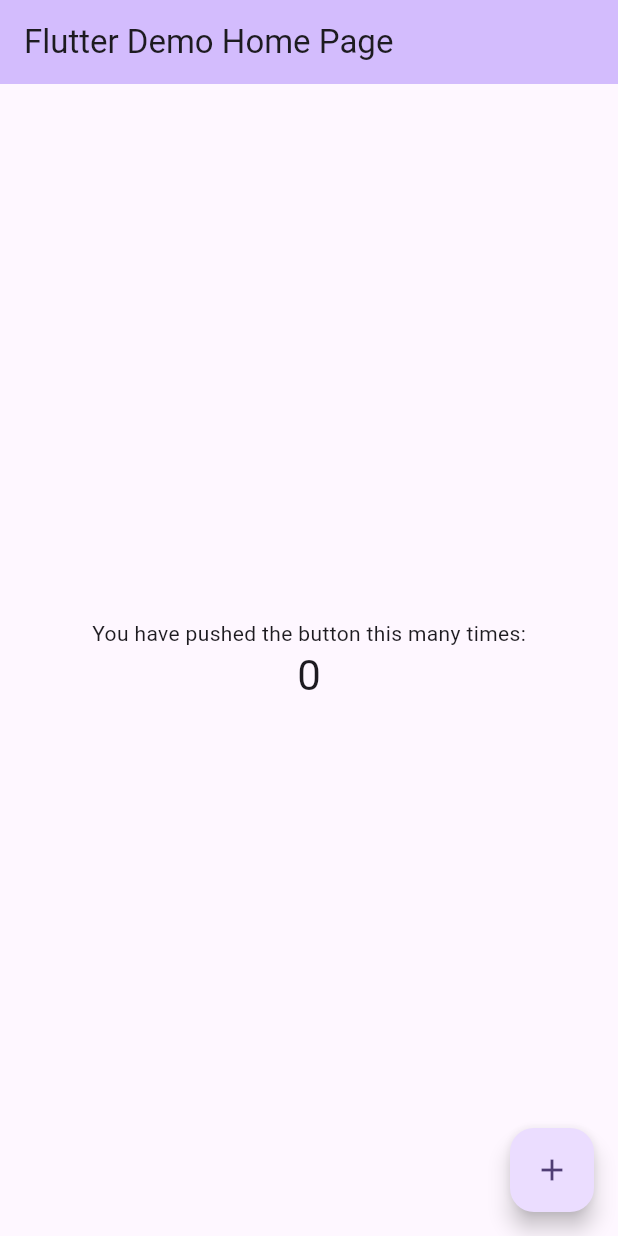
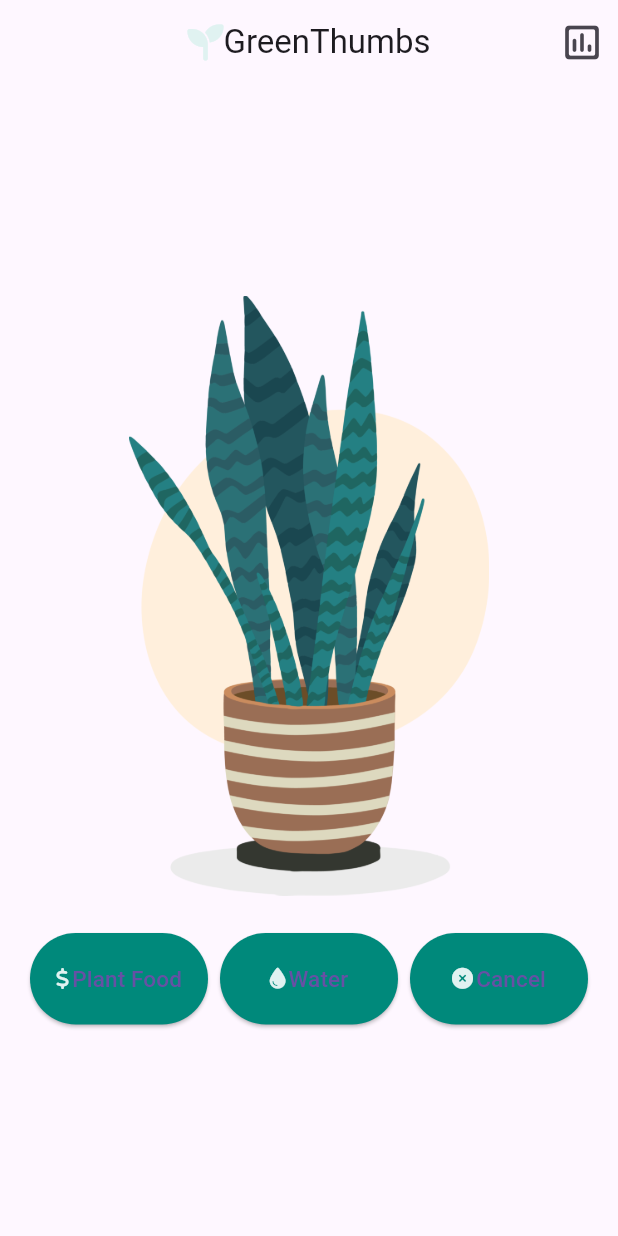
Before and after one commit to khalilAlsulaimani/notification_app, a Flutter app: the screen it shows after launch, on a phone screen of 412 x 824 dp. Run offline on Flutter 3.47's test engine with Material 3 defaults, Android fonts, the phone set to English and light mode, and no system bars; our stand-ins replace font_awesome_flutter.

Commit message:
intial classes and widgits

```diff
--- /dev/null
+++ b/lib/home_page.dart
@@ -0,0 +1,55 @@
+import 'package:flutter/material.dart';
+import 'package:notification_app/plant_stats_page.dart';
+import 'package:notification_app/widgets.dart';
+
+
+class HomePage extends StatefulWidget {
+  const HomePage({Key? key}) : super(key: key);
+
+  @override
+  _HomePageState createState() => _HomePageState();
+}
+
+class _HomePageState extends State<HomePage> {
+  @override
+  Widget build(BuildContext context) {
+    return Scaffold(
+      appBar: AppBar(
+        centerTitle: true,
+        title: AppBarTitle(),
+        actions: [
+          IconButton(
+            onPressed: () {
+              Navigator.push(
+                context,
+                MaterialPageRoute(
+                  builder: (_) => PlantStatsPage(),
+                ),
+              );
+            },
+            icon: Icon(
+              Icons.insert_chart_outlined_rounded,
+              size: 30,
+            ),
+          )
+        ],
+      ),
+      body: Center(
+        child: Column(
+          mainAxisAlignment: MainAxisAlignment.center,
+          children: [
+            PlantImage(),
+            SizedBox(
+              height: 25,
+            ),
+            HomePageButtons(
+              onPressedOne: () async {},
+              onPressedTwo: () async {},
+              onPressedThree: () async {},
+            ),
+          ],
+        ),
+      ),
+    );
+  }
+}
--- a/lib/main.dart
+++ b/lib/main.dart
@@ -1,125 +1,20 @@
 import 'package:flutter/material.dart';
 
-void main() {
-  runApp(const MyApp());
-}
+import 'home_page.dart';
 
-class MyApp extends StatelessWidget {
-  const MyApp({super.key});
+void main() => runApp(AppWidget());
 
-  // This widget is the root of your application.
+class AppWidget extends StatelessWidget {
   @override
   Widget build(BuildContext context) {
     return MaterialApp(
-      title: 'Flutter Demo',
+      debugShowCheckedModeBanner: false,
       theme: ThemeData(
-        // This is the theme of your application.
-        //
-        // TRY THIS: Try running your application with "flutter run". You'll see
-        // the application has a purple toolbar. Then, without quitting the app,
-        // try changing the seedColor in the colorScheme below to Colors.green
-        // and then invoke "hot reload" (save your changes or press the "hot
-        // reload" button in a Flutter-supported IDE, or press "r" if you used
-        // the command line to start the app).
-        //
-        // Notice that the counter didn't reset back to zero; the application
-        // state is not lost during the reload. To reset the state, use hot
-        // restart instead.
-        //
-        // This works for code too, not just values: Most code changes can be
-        // tested with just a hot reload.
-        colorScheme: ColorScheme.fromSeed(seedColor: Colors.deepPurple),
-        useMaterial3: true,
+        primaryColor: Colors.teal,
+
       ),
-      home: const MyHomePage(title: 'Flutter Demo Home Page'),
+      title: 'Green Thumbs',
+      home: HomePage(),
     );
   }
 }
-
-class MyHomePage extends StatefulWidget {
-  const MyHomePage({super.key, required this.title});
-
-  // This widget is the home page of your application. It is stateful, meaning
-  // that it has a State object (defined below) that contains fields that affect
-  // how it looks.
-
-  // This class is the configuration for the state. It holds the values (in this
-  // case the title) provided by the parent (in this case the App widget) and
-  // used by the build method of the State. Fields in a Widget subclass are
-  // always marked "final".
-
-  final String title;
-
-  @override
-  State<MyHomePage> createState() => _MyHomePageState();
-}
-
-class _MyHomePageState extends State<MyHomePage> {
-  int _counter = 0;
-
-  void _incrementCounter() {
-    setState(() {
-      // This call to setState tells the Flutter framework that something has
-      // changed in this State, which causes it to rerun the build method below
-      // so that the display can reflect the updated values. If we changed
-      // _counter without calling setState(), then the build method would not be
-      // called again, and so nothing would appear to happen.
-      _counter++;
-    });
-  }
-
-  @override
-  Widget build(BuildContext context) {
-    // This method is rerun every time setState is called, for instance as done
-    // by the _incrementCounter method above.
-    //
-    // The Flutter framework has been optimized to make rerunning build methods
-    // fast, so that you can just rebuild anything that needs updating rather
-    // than having to individually change instances of widgets.
-    return Scaffold(
-      appBar: AppBar(
-        // TRY THIS: Try changing the color here to a specific color (to
-        // Colors.amber, perhaps?) and trigger a hot reload to see the AppBar
-        // change color while the other colors stay the same.
-        backgroundColor: Theme.of(context).colorScheme.inversePrimary,
-        // Here we take the value from the MyHomePage object that was created by
-        // the App.build method, and use it to set our appbar title.
-        title: Text(widget.title),
-      ),
-      body: Center(
-        // Center is a layout widget. It takes a single child and positions it
-        // in the middle of the parent.
-        child: Column(
-          // Column is also a layout widget. It takes a list of children and
-          // arranges them vertically. By default, it sizes itself to fit its
-          // children horizontally, and tries to be as tall as its parent.
-          //
-          // Column has various properties to control how it sizes itself and
-          // how it positions its children. Here we use mainAxisAlignment to
-          // center the children vertically; the main axis here is the vertical
-          // axis because Columns are vertical (the cross axis would be
-          // horizontal).
-          //
-          // TRY THIS: Invoke "debug painting" (choose the "Toggle Debug Paint"
-          // action in the IDE, or press "p" in the console), to see the
-          // wireframe for each widget.
-          mainAxisAlignment: MainAxisAlignment.center,
-          children: <Widget>[
-            const Text(
-              'You have pushed the button this many times:',
-            ),
-            Text(
-              '$_counter',
-              style: Theme.of(context).textTheme.headlineMedium,
-            ),
-          ],
-        ),
-      ),
-      floatingActionButton: FloatingActionButton(
-        onPressed: _incrementCounter,
-        tooltip: 'Increment',
-        child: const Icon(Icons.add),
-      ), // This trailing comma makes auto-formatting nicer for build methods.
-    );
-  }
-}
--- /dev/null
+++ b/lib/widgets.dart
@@ -0,0 +1,254 @@
+import 'package:flutter/material.dart';
+import 'package:font_awesome_flutter/font_awesome_flutter.dart';
+
+class AppBarTitle extends StatelessWidget {
+  const AppBarTitle({Key? key}) : super(key: key);
+
+  @override
+  Widget build(BuildContext context) {
+    return Row(
+      mainAxisAlignment: MainAxisAlignment.center,
+      mainAxisSize: MainAxisSize.min,
+      children: [
+        FaIcon(
+          FontAwesomeIcons.seedling,
+
+          color: Colors.teal[50],
+        ),
+        const Text('GreenThumbs'),
+      ],
+    );
+  }
+}
+
+class PlantImage extends StatelessWidget {
+  const PlantImage({Key? key}) : super(key: key);
+
+  @override
+  Widget build(BuildContext context) {
+    return const Image(
+      image: AssetImage('assets/plant.png'),
+      height: 400,
+    );
+  }
+}
+
+class HomePageButtons extends StatelessWidget {
+  final Future<void> Function() onPressedOne;
+  final Future<void> Function() onPressedTwo;
+  final Future<void> Function() onPressedThree;
+  const HomePageButtons({
+    Key? key,
+    required this.onPressedOne,
+    required this.onPressedTwo,
+    required this.onPressedThree,
+  }) : super(key: key);
+
+  @override
+  Widget build(BuildContext context) {
+    return Padding(
+      padding: const EdgeInsets.symmetric(horizontal: 20.0),
+      child: Row(
+        mainAxisAlignment: MainAxisAlignment.center,
+        children: [
+          Expanded(
+            child: ElevatedButton(
+              style: ButtonStyle(
+                padding: MaterialStateProperty.all(
+                    const EdgeInsets.symmetric(vertical: 20)),
+                backgroundColor: MaterialStateProperty.all(
+                  Colors.teal[600],
+                ),
+              ),
+              onPressed: onPressedOne,
+              child: Row(
+                mainAxisAlignment: MainAxisAlignment.center,
+                children: [
+                  FaIcon(
+                    FontAwesomeIcons.dollarSign,
+                    size: 14,
+                    color: Colors.teal[50],
+                  ),
+                  const SizedBox(
+                    width: 2,
+                  ),
+                  const Text(
+                    'Plant Food',
+                    style: TextStyle(
+                      fontSize: 15,
+                    ),
+                  )
+                ],
+              ),
+            ),
+          ),
+          const SizedBox(
+            width: 8,
+          ),
+          Expanded(
+            child: ElevatedButton(
+              style: ButtonStyle(
+                padding: MaterialStateProperty.all(
+                    const EdgeInsets.symmetric(vertical: 20)),
+                backgroundColor: MaterialStateProperty.all(
+                  Colors.teal[600],
+                ),
+              ),
+              onPressed: onPressedTwo,
+              child: Row(
+                mainAxisAlignment: MainAxisAlignment.center,
+                children: [
+                  FaIcon(
+                    FontAwesomeIcons.tint,
+                    size: 14,
+                    color: Colors.teal[50],
+                  ),
+                  const SizedBox(
+                    width: 2,
+                  ),
+                  const Text(
+                    'Water',
+                    style: TextStyle(
+                      fontSize: 15,
+                    ),
+                  )
+                ],
+              ),
+            ),
+          ),
+          const SizedBox(
+            width: 8,
+          ),
+          Expanded(
+            child: ElevatedButton(
+              style: ButtonStyle(
+                padding: MaterialStateProperty.all(
+                    const EdgeInsets.symmetric(vertical: 20)),
+                backgroundColor: MaterialStateProperty.all(
+                  Colors.teal[600],
+                ),
+              ),
+              onPressed: onPressedThree,
+              child: Row(
+                mainAxisAlignment: MainAxisAlignment.center,
+                children: [
+                  FaIcon(
+                    FontAwesomeIcons.solidTimesCircle,
+                    size: 14,
+                    color: Colors.teal[50],
+                  ),
+                  const SizedBox(
+                    width: 2,
+                  ),
+                  const Text(
+                    'Cancel',
+                    style: TextStyle(
+                      fontSize: 15,
+                    ),
+                  )
+                ],
+              ),
+            ),
+          ),
+        ],
+      ),
+    );
+  }
+}
+
+class PlantStats extends StatelessWidget {
+  const PlantStats({Key? key}) : super(key: key);
+
+  @override
+  Widget build(BuildContext context) {
+    return Row(
+      mainAxisAlignment: MainAxisAlignment.center,
+      children: [
+        Container(
+          height: 40,
+          width: 100,
+          decoration: BoxDecoration(
+            color: Colors.teal,
+            borderRadius: BorderRadius.circular(30),
+          ),
+          child: Row(
+            mainAxisAlignment: MainAxisAlignment.center,
+            children: [
+              FaIcon(
+                FontAwesomeIcons.bolt,
+                size: 20,
+                color: Colors.yellow[600],
+              ),
+              const SizedBox(width: 3),
+              const Text(
+                '25%',
+                style: TextStyle(
+                  fontSize: 20,
+                  color: Colors.white,
+                ),
+              )
+            ],
+          ),
+        ),
+        const SizedBox(
+          width: 10,
+        ),
+        Container(
+          height: 40,
+          width: 100,
+          decoration: BoxDecoration(
+            color: Colors.teal,
+            borderRadius: BorderRadius.circular(30),
+          ),
+          child: Row(
+            mainAxisAlignment: MainAxisAlignment.center,
+            children: [
+              FaIcon(
+                FontAwesomeIcons.tint,
+                size: 20,
+                color: Colors.teal[50],
+              ),
+              const SizedBox(width: 3),
+              const Text(
+                '80%',
+                style: TextStyle(
+                  fontSize: 20,
+                  color: Colors.white,
+                ),
+              )
+            ],
+          ),
+        ),
+        const SizedBox(
+          width: 10,
+        ),
+        Container(
+          height: 40,
+          width: 100,
+          decoration: BoxDecoration(
+            color: Colors.teal,
+            borderRadius: BorderRadius.circular(30),
+          ),
+          child: Row(
+            mainAxisAlignment: MainAxisAlignment.center,
+            children: [
+              FaIcon(
+                FontAwesomeIcons.cloudSun,
+                size: 20,
+                color: Colors.yellow[600],
+              ),
+              const SizedBox(width: 3),
+              const Text(
+                '60%',
+                style: TextStyle(
+                  fontSize: 20,
+                  color: Colors.white,
+                ),
+              )
+            ],
+          ),
+        ),
+      ],
+    );
+  }
+}
```
Also changed, not shown: lib/plant_stats_page.dart (added, +38 -0 lines), lib/utilities.dart (added, +88 -0 lines), pubspec.yaml (+14 -1 lines), assets/app_icon.png (added), assets/app_icon_background.png (added), assets/app_icon_foreground.png (added), assets/notification_map.png (added), assets/plant.png (added), pubspec.lock, 1 other file.
